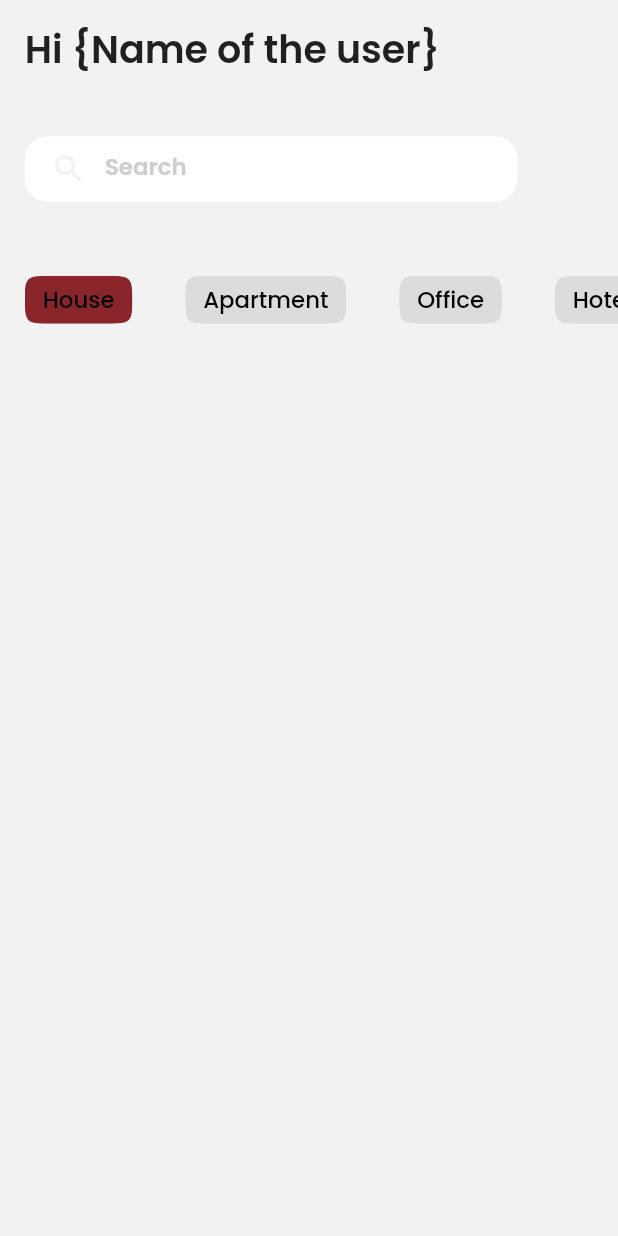
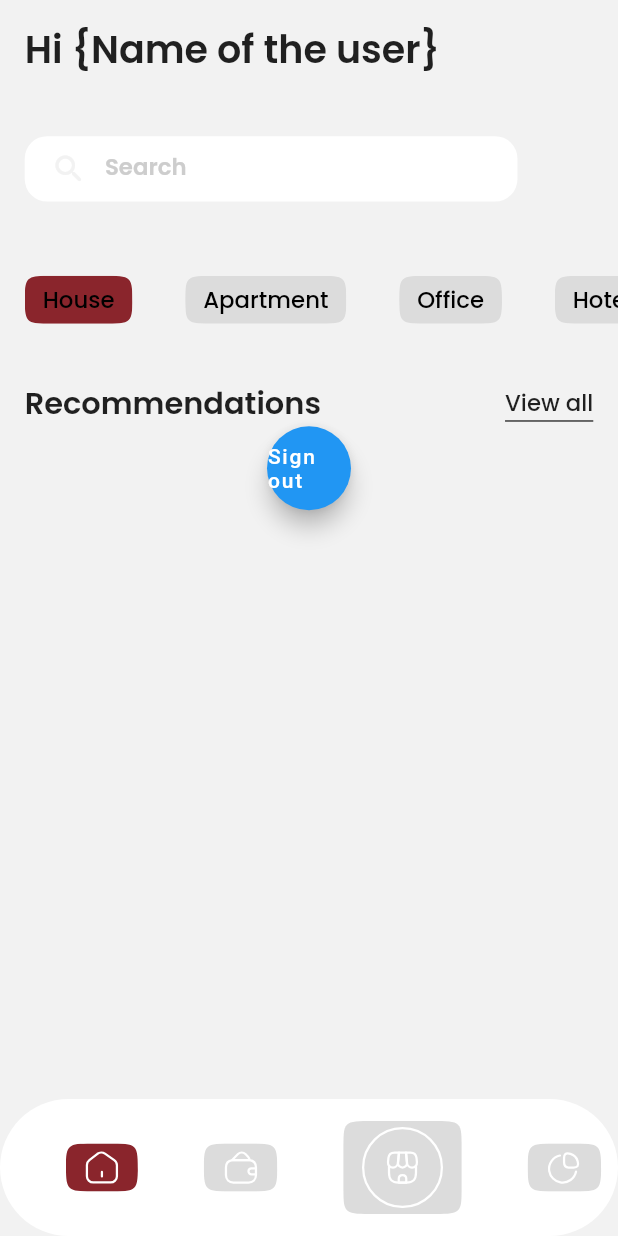
Before and after one commit to Murasaki-Vien/RentNaTeknoy-Mobile, a Flutter app: the screen it shows once a user with an empty profile is signed in, on a phone screen of 412 x 824 dp. Run offline on Flutter 3.47's test engine with Material 2 defaults, Android fonts, the phone set to English and light mode, and no system bars; our stand-ins replace firebase_auth, firebase_core, flutter_screenutil, flutter_svg, google_fonts; accounts and stored records are empty.

Commit message:
new features added

```diff
--- a/lib/auth/verify_email_page.dart
+++ b/lib/auth/verify_email_page.dart
@@ -2,6 +2,7 @@ import 'dart:async';
 import 'package:firebase_auth/firebase_auth.dart';
 //import 'package:firebase_core/firebase_core.dart';
 import 'package:flutter/material.dart';
+import 'package:rent_na_teknoy/components/bottom_nav_bar/bottom_nav_bar.dart';
 import 'package:rent_na_teknoy/logged_in_user/homepage/homepage.dart';
 
 class VerifyEmailPage extends StatefulWidget {
@@ -58,7 +59,7 @@ class _VerifyEmailPageState extends State<VerifyEmailPage> {
 
   @override
   Widget build(BuildContext context) => _isEmailVerified
-      ? Homepage()
+      ? BottomNavBar()
       : Scaffold(
           appBar: AppBar(
           title: const Text('Verify Email'),
--- /dev/null
+++ b/lib/components/bottom_nav_bar/bottom_nav_bar.dart
@@ -0,0 +1,97 @@
+import 'package:flutter/material.dart';
+import 'package:flutter_screenutil/flutter_screenutil.dart';
+import 'package:flutter_svg/flutter_svg.dart';
+import 'package:rent_na_teknoy/constants/constant.dart';
+import 'package:rent_na_teknoy/logged_in_user/homepage/homepage.dart';
+import 'package:rent_na_teknoy/logged_in_user/user_profile_page/user_profile_page.dart';
+import 'package:rent_na_teknoy/logged_in_user/user_shop_page/user_shop_page.dart';
+import 'package:rent_na_teknoy/logged_in_user/user_stats_page/user_stats_page.dart';
+import 'package:rent_na_teknoy/logged_in_user/wallet_page/user_wallet_page.dart';
+
+class BottomNavBar extends StatefulWidget {
+  BottomNavBar({super.key});
+
+  @override
+  State<BottomNavBar> createState() => _BottomNavBarState();
+}
+
+class _BottomNavBarState extends State<BottomNavBar> {
+  int? iconValue = 0;
+  int indexValue = 0;
+  final List appPagesIcon = [
+    'assets/svg/home.svg',
+    'assets/svg/wallet.svg',
+    'assets/svg/shop.svg',
+    'assets/svg/analysis.svg',
+    'assets/svg/user.svg',
+  ];
+
+  @override
+  Widget build(BuildContext context) {
+    return SafeArea(
+      child: Scaffold(
+        backgroundColor : customGrey,
+        body: Stack(
+          children: [
+
+            LayoutBuilder(builder: (context, constraints){
+              if(indexValue == 0){
+                return const Homepage();
+              }else if(indexValue == 1){
+                return const UserWalletPage();
+              }else if(indexValue == 2){
+                return const UserShopPage();
+              }else if(indexValue == 3){
+                return const UserStatsPage();
+              }else{
+                return const UserProfilePage();
+              }
+            }
+            ),
+
+            Align(
+              alignment: AlignmentDirectional.bottomCenter,
+              child: Container(
+                decoration: BoxDecoration(
+                  borderRadius: BorderRadius.circular(50),
+                  color: customWhite,
+                ),
+                height: 90.h,
+                child: Padding(
+                    padding: EdgeInsets.only(
+                      left: 40.w,
+                    ),
+                    child: ListView.builder(
+                      scrollDirection: Axis.horizontal,
+                      itemCount: appPagesIcon.length,
+                      itemBuilder: (context, index) {
+                        return Padding(
+                          padding: EdgeInsets.only(right: 40.w),
+                          child: ChoiceChip(
+                            label: SvgPicture.asset(appPagesIcon[index],
+                                color: customWhite),
+                            selected: iconValue == index,
+                            selectedColor: customMaroon,
+                            disabledColor: customWhite,
+                            onSelected: (bool val) {
+                              setState(() {
+                                print(appPagesIcon[index]);
+                                iconValue = val ? index : null;
+                                indexValue = index;
+                                print(indexValue);
+                              });
+                            },
+                            shape: ContinuousRectangleBorder(
+                                borderRadius: BorderRadiusDirectional.circular(20)),
+                          ),
+                        );
+                      },
+                    )),
+              ),
+            ),
+          ],
+        ),
+      ),
+    );
+  }
+}
--- a/lib/logged_in_user/homepage/homepage.dart
+++ b/lib/logged_in_user/homepage/homepage.dart
@@ -1,8 +1,9 @@
 import 'package:firebase_auth/firebase_auth.dart';
 import 'package:flutter/material.dart';
 import 'package:flutter_screenutil/flutter_screenutil.dart';
+import 'package:flutter_svg/flutter_svg.dart';
 import 'package:google_fonts/google_fonts.dart';
-import 'package:rent_na_teknoy/components/buttons/main_categ_buttons.dart';
+import 'package:rent_na_teknoy/components/bottom_nav_bar/bottom_nav_bar.dart';
 import 'package:rent_na_teknoy/components/text_fields/search_bar.dart';
 import 'package:rent_na_teknoy/constants/constant.dart';
 
@@ -23,8 +24,7 @@ class _HomepageState extends State<Homepage> {
   Widget build(BuildContext context) {
     return Scaffold(
       backgroundColor: customGrey,
-        body: SingleChildScrollView(
-          child: SafeArea(
+      body: SafeArea(
         child: Center(
           child: Column(
             children: [
@@ -97,11 +97,65 @@ class _HomepageState extends State<Homepage> {
                     },
                   ),
                 ),
-                )
+              ),
               //end of category
+
+              Padding(
+                padding: EdgeInsets.only(left: 15.w, right: 15.w, top: 34.h),
+                child: SizedBox(
+                  child: Row(
+                    mainAxisAlignment: MainAxisAlignment.spaceBetween,
+                    children: [
+                      Text('Recommendations',
+                          style: GoogleFonts.poppins(
+                            fontWeight: FontWeight.w600,
+                            fontSize: 20.sp,
+                          )),
+                      Container(
+                        decoration: BoxDecoration(
+                            border: Border(
+                                bottom: BorderSide(
+                                    color: const Color(0xff4D4D4D),
+                                    width: 1.w))),
+                        child: Text('View all',
+                            style: GoogleFonts.poppins(
+                              fontWeight: FontWeight.w500,
+                              fontSize: 15.sp,
+                            )),
+                      ),
                     ],
                   ),
-          )),
-        ));
+                ),
+              ),
+              FloatingActionButton(
+                child: Text("Sign out"),
+                onPressed: () {
+                  FirebaseAuth.instance.signOut();
+                },
+              ),
+            ],
+          ),
+        ),
+
+        //custom navigation here
+      ),
+    );
   }
 }
+
+//child: Row(
+                    //   mainAxisAlignment : MainAxisAlignment.spaceEvenly,
+                    //   children: [
+                    //     SvgPicture.asset('assets/svg/home.svg', color: customMaroon,
+
+                    //     ),
+                    //     SvgPicture.asset('assets/svg/wallet.svg', color: customMaroon,
+                    //     ),
+                    //     SvgPicture.asset('assets/svg/shop.svg', color: customMaroon,
+                    //     ),
+                    //     SvgPicture.asset('assets/svg/analysis.svg', color: customMaroon,
+                    //     ),
+                    //     SvgPicture.asset('assets/svg/user.svg', color: customMaroon,
+                    //     ),
+                    //   ],
+                    // ),
```
Also changed, not shown: lib/logged_in_user/user_profile_page/user_profile_page.dart (added, +18 -0 lines), lib/logged_in_user/user_shop_page/user_shop_page.dart (added, +18 -0 lines), lib/logged_in_user/user_stats_page/user_stats_page.dart (added, +18 -0 lines), lib/logged_in_user/wallet_page/user_wallet_page.dart (added, +18 -0 lines), assets/svg/analysis.svg (added), assets/svg/home.svg (added), assets/svg/shop.svg (added), assets/svg/user.svg (added), assets/svg/wallet.svg (added). Lines whose indentation alone changed are shown as unchanged.
